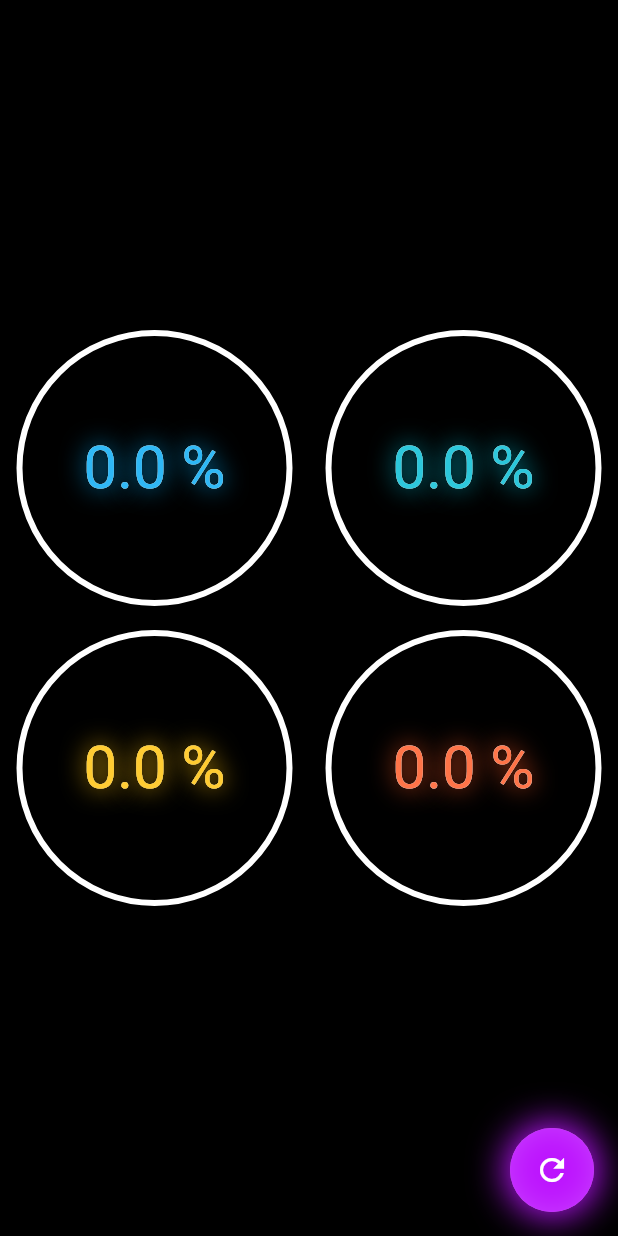
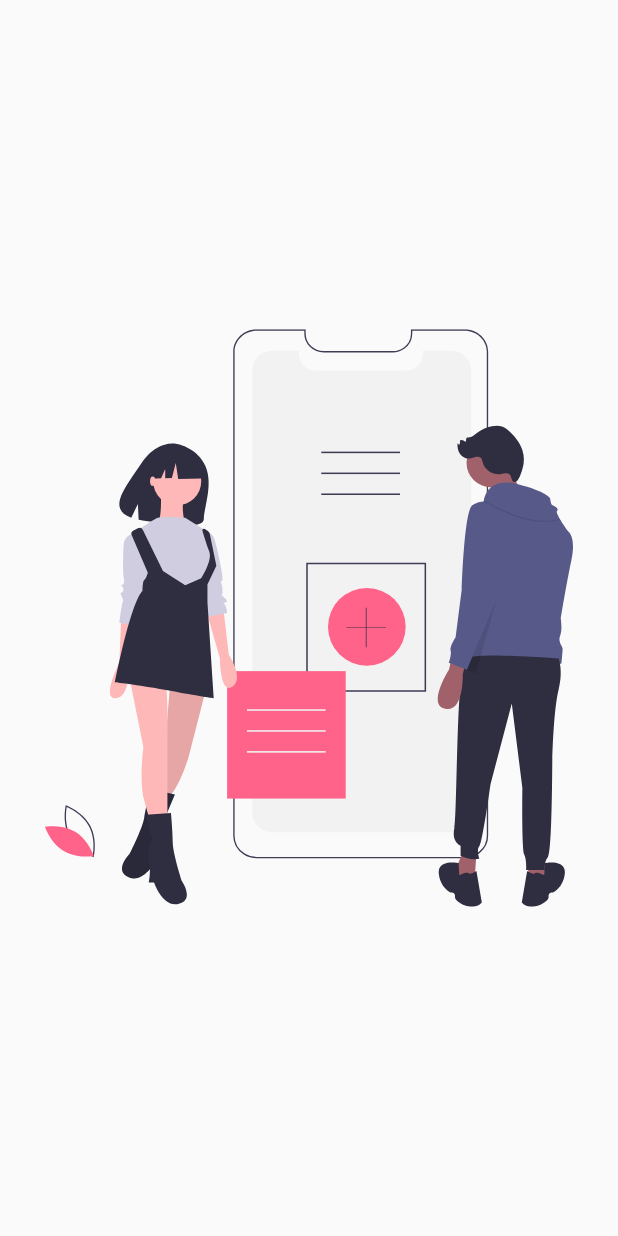
Before and after one commit to redemtiom/flutter_designs, a Flutter app: the screen it shows after launch, on a phone screen of 412 x 824 dp. Run offline on Flutter 3.47's test engine with Material 2 defaults, Android fonts, the phone set to English and light mode, and no system bars; our stand-ins replace flutter_svg.

Commit message:
Added slide page and widget

```diff
--- a/lib/main.dart
+++ b/lib/main.dart
@@ -1,6 +1,7 @@
 //import 'package:disenos_app/src/pages/animaciones_page.dart';
 //import 'package:disenos_app/src/retos/cuadrado_animado_reto.dart';
 import 'package:disenos_app/src/pages/graficas_circulares_page.dart';
+import 'package:disenos_app/src/pages/slideshow_page.dart';
 import 'package:flutter/material.dart';
 
 //import 'package:disenos_app/src/pages/headers_page.dart';
@@ -20,7 +21,7 @@ class MyApp extends StatelessWidget {
       theme: ThemeData(
         primarySwatch: Colors.blue,
       ),
-      home: const GraficasCircularesPage(),
+      home: const SlideShowPage(),
     );
   }
 }
--- /dev/null
+++ b/lib/src/pages/slideshow_page.dart
@@ -0,0 +1,51 @@
+import 'package:flutter/material.dart';
+
+import 'package:flutter_svg/flutter_svg.dart';
+
+class SlideShowPage extends StatelessWidget {
+  const SlideShowPage({Key? key}) : super(key: key);
+
+  @override
+  Widget build(BuildContext context) {
+    return Scaffold(
+      body: Center(
+        child: _Slides(),
+      ),
+    );
+  }
+}
+
+//SvgPicture.asset('assets/svgs/slide-1.svg')
+
+class _Slides extends StatelessWidget {
+  const _Slides({Key? key}) : super(key: key);
+
+  @override
+  Widget build(BuildContext context) {
+    return Container(
+      child: PageView(
+        children: [
+          _Slide(svg: 'assets/svgs/slide-1.svg'),
+          _Slide(svg: 'assets/svgs/slide-2.svg'),
+          _Slide(svg: 'assets/svgs/slide-3.svg'),
+        ],
+      ),
+    );
+  }
+}
+
+class _Slide extends StatelessWidget {
+  final String svg;
+
+  const _Slide({Key? key, required this.svg}) : super(key: key);
+
+  @override
+  Widget build(BuildContext context) {
+    return Container(
+      width: double.infinity,
+      height: double.infinity,
+      padding: const EdgeInsets.all(30),
+      child: SvgPicture.asset(svg),
+    );
+  }
+}
--- a/lib/src/widgets/radial_progress.dart
+++ b/lib/src/widgets/radial_progress.dart
@@ -72,6 +72,14 @@ class _RadialProgressState extends State<RadialProgress>
 }
 
 class _MiRadialProgress extends CustomPainter {
+  final Rect rect = Rect.fromCircle(center: const Offset(0, 0), radius: 180.0);
+
+  static const Gradient gradiente = LinearGradient(colors: [
+    Color(0xffC012FF),
+    Color(0xff6D05E8),
+    Colors.red
+  ]);
+
   final double porcentaje;
   final Color colorPrimario;
   final Color colorSecundario;
@@ -87,6 +95,7 @@ class _MiRadialProgress extends CustomPainter {
     final paint = Paint()
       ..strokeWidth = grosorPrimario
       ..color = colorSecundario
+      //..shader = gradiente.createShader(rect)
       ..style = PaintingStyle.stroke
       ..strokeCap = StrokeCap.round;
 
--- a/pubspec.yaml
+++ b/pubspec.yaml
@@ -34,6 +34,7 @@ dependencies:
   # The following adds the Cupertino Icons font to your application.
   # Use with the CupertinoIcons class for iOS style icons.
   cupertino_icons: ^1.0.2
+  flutter_svg: ^1.1.0
 
 dev_dependencies:
   flutter_test:
@@ -58,8 +59,8 @@ flutter:
   uses-material-design: true
 
   # To add assets to your application, add an assets section, like this:
-  # assets:
-  #   - images/a_dot_burr.jpeg
+  assets:
+    - assets/svgs/
   #   - images/a_dot_ham.jpeg
 
   # An image asset can refer to one or more resolution-specific "variants", see
```
Also changed, not shown: assets/svgs/slide-1.svg (added), assets/svgs/slide-2.svg (added), assets/svgs/slide-3.svg (added), assets/svgs/slide-4.svg (added), assets/svgs/slide-5.svg (added), pubspec.lock.
